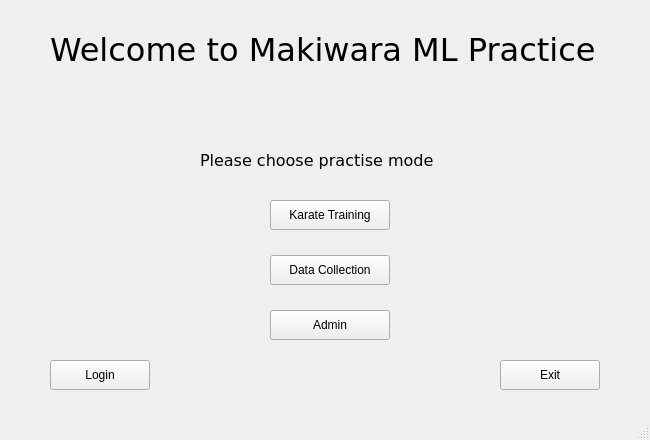
Above: ui/mainWindow.ui from kristofanita/thesisKarateAnalysis before the change. Below: the same form after it.
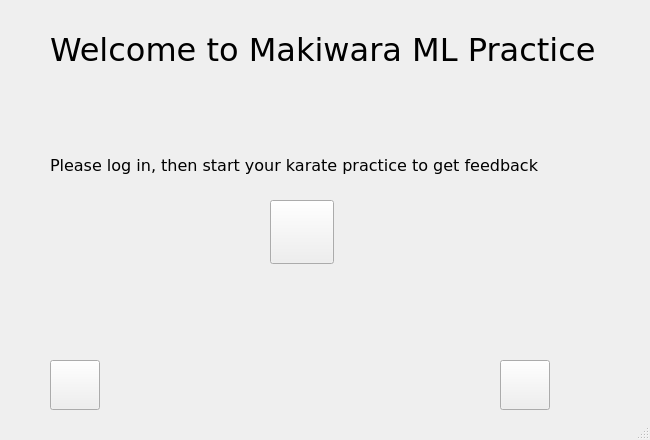
That is the form after the change. Icons and pictures are not drawn.

Commit message: save program that uses mock data - version for thesis

```diff
--- a/ui/mainWindow.ui
+++ b/ui/mainWindow.ui
@@ -38,58 +38,30 @@
      <rect>
       <x>270</x>
       <y>200</y>
-      <width>120</width>
-      <height>30</height>
+      <width>64</width>
+      <height>64</height>
      </rect>
     </property>
     <property name="text">
-     <string>Karate Training</string>
+     <string/>
     </property>
-   </widget>
-   <widget class="QPushButton" name="data_collection">
-    <property name="geometry">
-     <rect>
-      <x>270</x>
-      <y>255</y>
-      <width>120</width>
-      <height>30</height>
-     </rect>
+    <property name="icon">
+     <iconset>
+      <normaloff>../assets/karate_64.png</normaloff>../assets/karate_64.png</iconset>
     </property>
-    <property name="text">
-     <string>Data Collection</string>
+    <property name="iconSize">
+     <size>
+      <width>64</width>
+      <height>64</height>
+     </size>
     </property>
    </widget>
-   <widget class="QPushButton" name="admin">
-    <property name="geometry">
-     <rect>
-      <x>270</x>
-      <y>310</y>
-      <width>120</width>
-      <height>30</height>
-     </rect>
-    </property>
-    <property name="text">
-     <string>Admin</string>
-    </property>
-   </widget>
+   
    <widget class="QPushButton" name="leave">
     <property name="geometry">
      <rect>
       <x>500</x>
       <y>360</y>
-      <width>100</width>
-      <height>30</height>
-     </rect>
-    </property>
-    <property name="text">
-     <string>Exit</string>
-    </property>
-   </widget>
-   <widget class="QLabel" name="menu">
-    <property name="geometry">
-     <rect>
-      <x>290</x>
-      <y>90</y>
       <width>50</width>
       <height>50</height>
      </rect>
@@ -100,17 +72,20 @@
     <property name="pixmap">
      <pixmap>../assets/menu_book.png</pixmap>
     </property>
-    <property name="scaledContents">
-     <bool>true</bool>
+    <property name="iconSize">
+     <size>
+      <width>50</width>
+      <height>50</height>
+     </size>
     </property>
    </widget>
    <widget class="QLabel" name="instruction">
     <property name="geometry">
      <rect>
-      <x>200</x>
+      <x>50</x>
       <y>150</y>
-      <width>250</width>
-      <height>20</height>
+      <width>500</width>
+      <height>30</height>
      </rect>
     </property>
     <property name="font">
@@ -120,7 +95,7 @@
      </font>
     </property>
     <property name="text">
-     <string>Please choose practise mode</string>
+     <string>Please log in, then start your karate practice to get feedback</string>
     </property>
    </widget>
    <widget class="QPushButton" name="login">
@@ -128,12 +103,22 @@
      <rect>
       <x>50</x>
       <y>360</y>
-      <width>100</width>
-      <height>30</height>
+      <width>50</width>
+      <height>50</height>
      </rect>
     </property>
     <property name="text">
-     <string>Login</string>
+     <string/>
+    </property>
+    <property name="icon">
+     <iconset>
+      <normaloff>../assets/login_50.png</normaloff>../assets/login_50.png</iconset>
+    </property>
+    <property name="iconSize">
+     <size>
+      <width>50</width>
+      <height>50</height>
+     </size>
     </property>
    </widget>
   </widget>
```
Left out of the diff: 6 changed lines with no effect on the pictures. The commit also changes 57 other files.
